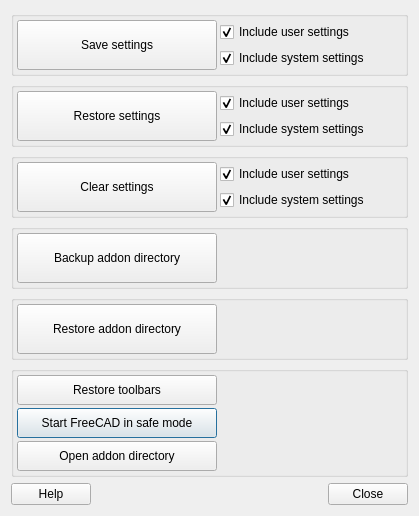
Above: Resources/ui/ui_Dialog.ui from APEbbers/SaveAndRestore before the change. Below: the same form after it.
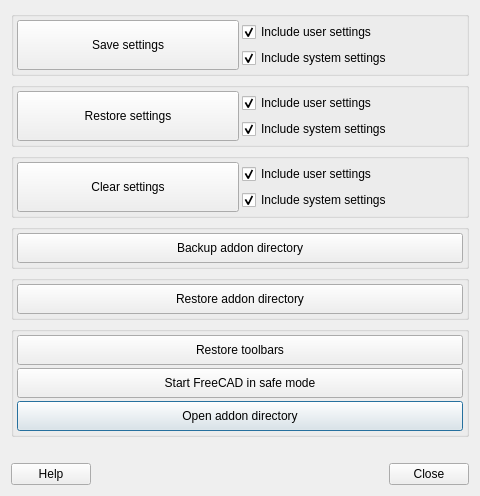
That is the form after the change.

What changed in the file:
```diff
--- a/Resources/ui/ui_Dialog.ui
+++ b/Resources/ui/ui_Dialog.ui
@@ -6,7 +6,7 @@
    <rect>
     <x>0</x>
     <y>0</y>
-    <width>419</width>
+    <width>480</width>
     <height>496</height>
    </rect>
   </property>
@@ -32,8 +32,8 @@
       <property name="spacing">
        <number>3</number>
       </property>
-      <item row="1" column="0">
-       <widget class="QPushButton" name="startSafeMode">
+      <item row="2" column="0">
+       <widget class="QPushButton" name="OpenModDir">
         <property name="minimumSize">
          <size>
           <width>200</width>
@@ -41,23 +41,10 @@
          </size>
         </property>
         <property name="text">
-         <string>Start FreeCAD in safe mode</string>
+         <string>Open addon directory</string>
         </property>
        </widget>
       </item>
-      <item row="0" column="2">
-       <spacer name="horizontalSpacer_2">
-        <property name="orientation">
-         <enum>Qt::Orientation::Horizontal</enum>
-        </property>
-        <property name="sizeHint" stdset="0">
-         <size>
-          <width>40</width>
-          <height>20</height>
-         </size>
-        </property>
-       </spacer>
-      </item>
       <item row="0" column="0">
        <widget class="QPushButton" name="restoreToolbars">
         <property name="minimumSize">
@@ -74,8 +61,8 @@
         </property>
        </widget>
       </item>
-      <item row="2" column="0">
-       <widget class="QPushButton" name="OpenModDir">
+      <item row="1" column="0">
+       <widget class="QPushButton" name="startSafeMode">
         <property name="minimumSize">
          <size>
           <width>200</width>
@@ -83,7 +70,7 @@
          </size>
         </property>
         <property name="text">
-         <string>Open addon directory</string>
+         <string>Start FreeCAD in safe mode</string>
         </property>
        </widget>
       </item>
@@ -219,6 +206,18 @@
    </item>
    <item row="3" column="0">
     <widget class="QGroupBox" name="groupBox_3">
+     <property name="sizePolicy">
+      <sizepolicy hsizetype="Preferred" vsizetype="Fixed">
+       <horstretch>0</horstretch>
+       <verstretch>0</verstretch>
+      </sizepolicy>
+     </property>
+     <property name="minimumSize">
+      <size>
+       <width>0</width>
+       <height>30</height>
+      </size>
+     </property>
      <property name="title">
       <string/>
      </property>
@@ -243,7 +242,7 @@
         <property name="minimumSize">
          <size>
           <width>200</width>
-          <height>50</height>
+          <height>30</height>
          </size>
         </property>
         <property name="text">
@@ -251,19 +250,6 @@
         </property>
        </widget>
       </item>
-      <item row="0" column="1">
-       <spacer name="horizontalSpacer_3">
-        <property name="orientation">
-         <enum>Qt::Orientation::Horizontal</enum>
-        </property>
-        <property name="sizeHint" stdset="0">
-         <size>
-          <width>40</width>
-          <height>20</height>
-         </size>
-        </property>
-       </spacer>
-      </item>
      </layout>
     </widget>
    </item>
@@ -378,10 +364,16 @@
       </property>
       <item row="0" column="0">
        <widget class="QPushButton" name="RestoreMod">
+        <property name="sizePolicy">
+         <sizepolicy hsizetype="Minimum" vsizetype="Fixed">
+          <horstretch>0</horstretch>
+          <verstretch>0</verstretch>
+         </sizepolicy>
+        </property>
         <property name="minimumSize">
          <size>
           <width>200</width>
-          <height>50</height>
+          <height>30</height>
          </size>
         </property>
         <property name="text">
@@ -389,19 +381,6 @@
         </property>
        </widget>
       </item>
-      <item row="0" column="1">
-       <spacer name="horizontalSpacer_4">
-        <property name="orientation">
-         <enum>Qt::Orientation::Horizontal</enum>
-        </property>
-        <property name="sizeHint" stdset="0">
-         <size>
-          <width>40</width>
-          <height>20</height>
-         </size>
-        </property>
-       </spacer>
-      </item>
      </layout>
     </widget>
    </item>
```
